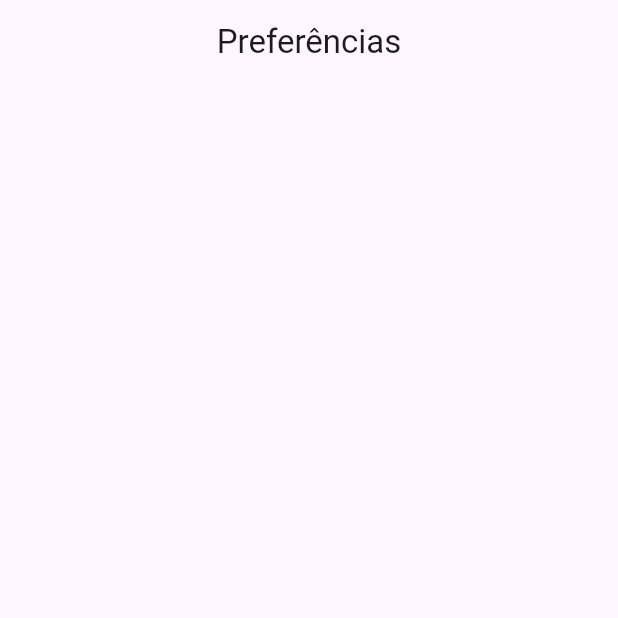
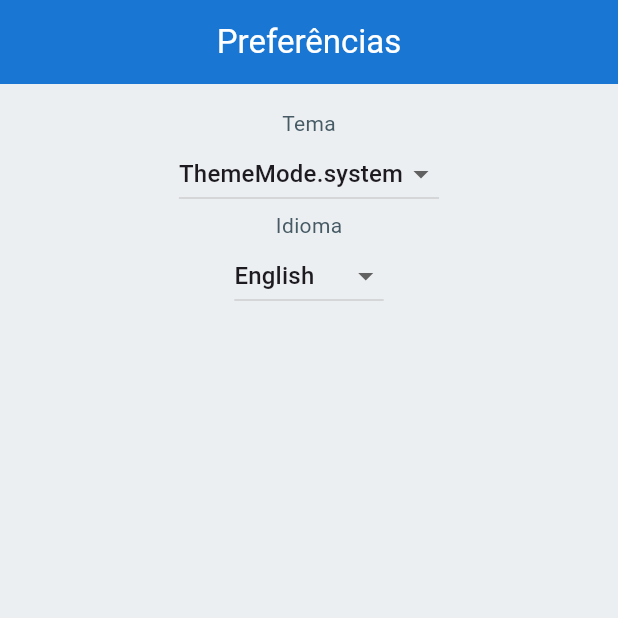
Before and after one commit to Jasper1308/TravelApp, a Flutter app: the PreferencesScreen screen opened directly, on a phone screen of 412 x 824 dp, the top half of it. Run offline on Flutter 3.47's test engine with Material 3 defaults, Android fonts, the phone set to English and light mode, and no system bars; our stand-ins replace shared_preferences, sqflite; accounts and stored records are empty.

Commit message:
feat: add dynamic language and theme selection to preferences screen

```diff
--- /dev/null
+++ b/lib/constants/languages.dart
@@ -0,0 +1,5 @@
+const Map<String, String> availableLanguages = {
+  'en': 'English',
+  'pt': 'Português',
+  'es': 'Español',
+};
--- a/lib/controllers/app_preferences_provider.dart
+++ b/lib/controllers/app_preferences_provider.dart
@@ -1,11 +1,17 @@
+import 'package:flutter/foundation.dart';
 import 'package:flutter/material.dart';
 import 'package:shared_preferences/shared_preferences.dart';
 
 class AppPreferencesState extends ChangeNotifier {
   static const String _themeModeKey = 'themeMode';
+  static const String _languageKey = 'language';
+
   ThemeMode _themeMode = ThemeMode.system;
+  String _language = 'en';
 
   ThemeMode get themeMode => _themeMode;
+
+  String get language => _language;
 
   AppPreferencesState() {
     _loadPreferences();
@@ -20,6 +26,14 @@ class AppPreferencesState extends ChangeNotifier {
     } else {
       _themeMode = ThemeMode.system;
     }
+
+    final String? languageValue = prefs.getString(_languageKey);
+    if (languageValue != null) {
+      _language = languageValue;
+    } else {
+      _language = PlatformDispatcher.instance.locale.languageCode;
+    }
+
     notifyListeners();
   }
 
@@ -34,4 +48,16 @@ class AppPreferencesState extends ChangeNotifier {
     final prefs = await SharedPreferences.getInstance();
     await prefs.setInt(_themeModeKey, _themeMode.index);
   }
+
+  void setLanguage(String language) {
+    if (_language == language) return;
+    _language = language;
+    _saveLanguage();
+    notifyListeners();
+  }
+
+  void _saveLanguage() async {
+    final prefs = await SharedPreferences.getInstance();
+    await prefs.setString(_languageKey, _language);
+  }
 }
--- a/lib/core/theme/app_theme.dart
+++ b/lib/core/theme/app_theme.dart
@@ -2,10 +2,60 @@ import 'package:flutter/material.dart';
 
 class AppTheme {
   static ThemeData lightTheme = ThemeData(
-
+    brightness: Brightness.light,
+    primaryColor: Colors.blue[700],
+    hintColor: Colors.blueAccent[400],
+    appBarTheme: AppBarTheme(
+      backgroundColor: Colors.blue[700],
+      foregroundColor: Colors.white,
+    ),
+    scaffoldBackgroundColor: Colors.blueGrey[50],
+    cardTheme: CardThemeData(
+      color: Colors.white,
+      elevation: 2,
+      shape: RoundedRectangleBorder(borderRadius: BorderRadius.circular(8)),
+    ),
+    textTheme: TextTheme(
+      titleLarge: TextStyle(color: Colors.blueGrey[900]),
+      bodyMedium: TextStyle(color: Colors.blueGrey[700]),
+    ),
+    buttonTheme: ButtonThemeData(
+      buttonColor: Colors.blue[700],
+      textTheme: ButtonTextTheme.primary,
+      shape: RoundedRectangleBorder(borderRadius: BorderRadius.circular(8)),
+    ),
+    floatingActionButtonTheme: FloatingActionButtonThemeData(
+      backgroundColor: Colors.blueAccent[400],
+      foregroundColor: Colors.white,
+    ),
   );
 
   static ThemeData darkTheme = ThemeData(
-
+    brightness: Brightness.dark,
+    primaryColor: Colors.blue[800],
+    hintColor: Colors.blueAccent[100],
+    appBarTheme: AppBarTheme(
+      backgroundColor: Colors.blue[900],
+      foregroundColor: Colors.white,
+    ),
+    scaffoldBackgroundColor: Colors.blueGrey[900],
+    cardTheme: CardThemeData(
+      color: Colors.blueGrey[800],
+      elevation: 4,
+      shape: RoundedRectangleBorder(borderRadius: BorderRadius.circular(8)),
+    ),
+    textTheme: TextTheme(
+      titleLarge: TextStyle(color: Colors.white),
+      bodyMedium: TextStyle(color: Colors.blueGrey[100]),
+    ),
+    buttonTheme: ButtonThemeData(
+      buttonColor: Colors.blue[800],
+      textTheme: ButtonTextTheme.primary,
+      shape: RoundedRectangleBorder(borderRadius: BorderRadius.circular(8)),
+    ),
+    floatingActionButtonTheme: FloatingActionButtonThemeData(
+      backgroundColor: Colors.blueAccent[100],
+      foregroundColor: Colors.blueGrey[900],
+    ),
   );
 }
--- a/lib/main.dart
+++ b/lib/main.dart
@@ -3,6 +3,7 @@ import 'package:flutter_localizations/flutter_localizations.dart';
 import 'package:provider/provider.dart';
 import 'package:travel_app/app_root.dart';
 import 'package:travel_app/controllers/app_preferences_provider.dart';
+import 'package:travel_app/core/theme/app_theme.dart';
 import 'package:travel_app/views/screens/travel_stop_screen.dart';
 
 import 'controllers/travel_provider.dart';
@@ -25,16 +26,26 @@ class MyApp extends StatelessWidget {
 
   @override
   Widget build(BuildContext context) {
+    final preferencesState = Provider.of<AppPreferencesState>(context);
+
     return MaterialApp(
       debugShowCheckedModeBanner: false,
       title: 'Travel App',
+
+      theme: AppTheme.lightTheme,
+      darkTheme: AppTheme.darkTheme,
+      themeMode: preferencesState.themeMode,
+
       localizationsDelegates: [
         AppLocalizations.delegate,
         GlobalMaterialLocalizations.delegate,
         GlobalCupertinoLocalizations.delegate,
         GlobalWidgetsLocalizations.delegate,
       ],
+
+      locale: Locale(preferencesState.language),
       supportedLocales: [Locale('en'), Locale('es'), Locale('pt')],
+
       initialRoute: '/',
       routes: {
         '/': (context) => AppRoot(),
--- a/lib/views/screens/preferences_screen.dart
+++ b/lib/views/screens/preferences_screen.dart
@@ -1,4 +1,7 @@
 import 'package:flutter/material.dart';
+import 'package:provider/provider.dart';
+import 'package:travel_app/constants/languages.dart';
+import 'package:travel_app/controllers/app_preferences_provider.dart';
 
 class PreferencesScreen extends StatefulWidget {
   const PreferencesScreen({super.key});
@@ -10,9 +13,51 @@ class PreferencesScreen extends StatefulWidget {
 class _PreferencesScreenState extends State<PreferencesScreen> {
   @override
   Widget build(BuildContext context) {
+    final preferencesState = Provider.of<AppPreferencesState>(context);
+
     return Scaffold(
       appBar: AppBar(title: const Text('Preferências'), centerTitle: true),
-      body: Center(child: Column(children: [])),
+      body: Center(
+        child: Padding(
+          padding: const EdgeInsets.all(16.0),
+          child: Column(
+            children: [
+              Text('Tema'),
+              DropdownButton<ThemeMode>(
+                value: preferencesState.themeMode,
+                items: ThemeMode.values
+                    .map(
+                      (themeMode) => DropdownMenuItem(
+                        value: themeMode,
+                        child: Text(themeMode.toString()),
+                      ),
+                    )
+                    .toList(),
+                onChanged: (ThemeMode? themeMode) {
+                  if (themeMode != null) {
+                    preferencesState.setThemeMode(themeMode);
+                  }
+                },
+              ),
+              Text('Idioma'),
+              DropdownButton<String>(
+                value: preferencesState.language,
+                items: availableLanguages.entries.map((entry) {
+                  return DropdownMenuItem<String>(
+                    value: entry.key,
+                    child: Text(entry.value),
+                  );
+                }).toList(),
+                onChanged: (String? language) {
+                  if (language != null) {
+                    preferencesState.setLanguage(language);
+                  }
+                },
+              ),
+            ],
+          ),
+        ),
+      ),
     );
   }
 }
```
Also changed, not shown: 2 other files.
